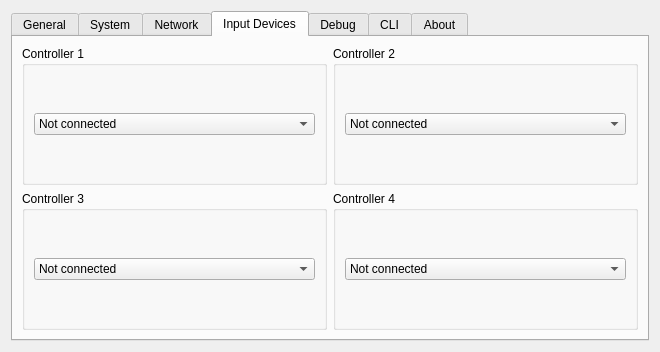
First picture: the form in settings.ui, repository xqemu/xqemu-manager, before the edit.
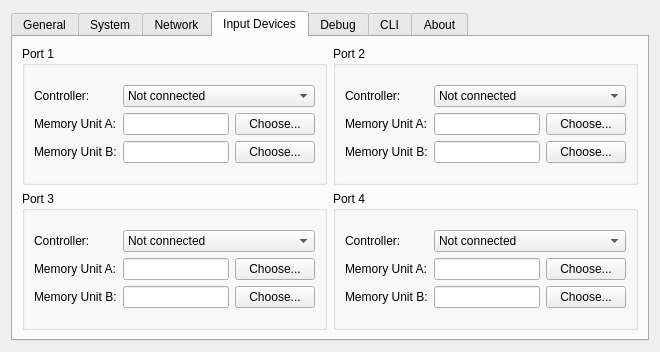
Second picture: the form after the edit. The open tabs and pages were chosen to show the change.

Commit message: Add support for memory units

What changed in the file:
```diff
--- a/settings.ui
+++ b/settings.ui
@@ -383,11 +383,61 @@
        <item row="0" column="1">
         <widget class="QGroupBox" name="controller2Box">
          <property name="title">
-          <string>Controller 2</string>
+          <string>Port 2</string>
          </property>
          <layout class="QVBoxLayout" name="verticalLayout_17">
           <item>
+           <layout class="QGridLayout" name="gridLayout_9">
+            <item row="0" column="0">
+             <widget class="QLabel" name="label_14">
+              <property name="text">
+               <string>Controller:</string>
+              </property>
+             </widget>
+            </item>
+            <item row="1" column="1">
+             <layout class="QHBoxLayout" name="horizontalLayout_10">
+              <item>
+               <widget class="QLineEdit" name="xmu2APath"/>
+              </item>
+              <item>
+               <widget class="QPushButton" name="setXmu2A">
+                <property name="text">
+                 <string>Choose...</string>
+                </property>
+               </widget>
+              </item>
+             </layout>
+            </item>
+            <item row="2" column="1">
+             <layout class="QHBoxLayout" name="horizontalLayout_12">
+              <item>
+               <widget class="QLineEdit" name="xmu2BPath"/>
+              </item>
+              <item>
+               <widget class="QPushButton" name="setXmu2B">
+                <property name="text">
+                 <string>Choose...</string>
+                </property>
+               </widget>
+              </item>
+             </layout>
+            </item>
+            <item row="1" column="0">
+             <widget class="QLabel" name="label_19">
+              <property name="text">
+               <string>Memory Unit A:</string>
+              </property>
+             </widget>
+            </item>
+            <item row="0" column="1">
            <widget class="QComboBox" name="controller2">
+              <property name="sizePolicy">
+               <sizepolicy hsizetype="Expanding" vsizetype="Fixed">
+                <horstretch>0</horstretch>
+                <verstretch>0</verstretch>
+               </sizepolicy>
+              </property>
             <item>
              <property name="text">
               <string>Not connected</string>
@@ -419,6 +469,15 @@
              </property>
             </item>
            </widget>
+            </item>
+            <item row="2" column="0">
+             <widget class="QLabel" name="label_22">
+              <property name="text">
+               <string>Memory Unit B:</string>
+              </property>
+             </widget>
+            </item>
+           </layout>
           </item>
          </layout>
         </widget>
@@ -426,11 +485,26 @@
        <item row="2" column="0">
         <widget class="QGroupBox" name="controller3Box">
          <property name="title">
-          <string>Controller 3</string>
+          <string>Port 3</string>
          </property>
          <layout class="QVBoxLayout" name="verticalLayout_18">
           <item>
+           <layout class="QGridLayout" name="gridLayout_10">
+            <item row="0" column="0">
+             <widget class="QLabel" name="label_15">
+              <property name="text">
+               <string>Controller:</string>
+              </property>
+             </widget>
+            </item>
+            <item row="0" column="1">
            <widget class="QComboBox" name="controller3">
+              <property name="sizePolicy">
+               <sizepolicy hsizetype="Expanding" vsizetype="Fixed">
+                <horstretch>0</horstretch>
+                <verstretch>0</verstretch>
+               </sizepolicy>
+              </property>
             <item>
              <property name="text">
               <string>Not connected</string>
@@ -462,6 +536,50 @@
              </property>
             </item>
            </widget>
+            </item>
+            <item row="1" column="0">
+             <widget class="QLabel" name="label_20">
+              <property name="text">
+               <string>Memory Unit A:</string>
+              </property>
+             </widget>
+            </item>
+            <item row="2" column="0">
+             <widget class="QLabel" name="label_23">
+              <property name="text">
+               <string>Memory Unit B:</string>
+              </property>
+             </widget>
+            </item>
+            <item row="1" column="1">
+             <layout class="QHBoxLayout" name="horizontalLayout_13">
+              <item>
+               <widget class="QLineEdit" name="xmu3APath"/>
+              </item>
+              <item>
+               <widget class="QPushButton" name="setXmu3A">
+                <property name="text">
+                 <string>Choose...</string>
+                </property>
+               </widget>
+              </item>
+             </layout>
+            </item>
+            <item row="2" column="1">
+             <layout class="QHBoxLayout" name="horizontalLayout_14">
+              <item>
+               <widget class="QLineEdit" name="xmu3BPath"/>
+              </item>
+              <item>
+               <widget class="QPushButton" name="setXmu3B">
+                <property name="text">
+                 <string>Choose...</string>
+                </property>
+               </widget>
+              </item>
+             </layout>
+            </item>
+           </layout>
           </item>
          </layout>
         </widget>
@@ -469,11 +587,19 @@
        <item row="2" column="1">
         <widget class="QGroupBox" name="controller4Box">
          <property name="title">
-          <string>Controller 4</string>
+          <string>Port 4</string>
          </property>
          <layout class="QVBoxLayout" name="verticalLayout_19">
           <item>
+           <layout class="QGridLayout" name="gridLayout_11">
+            <item row="0" column="1">
            <widget class="QComboBox" name="controller4">
+              <property name="sizePolicy">
+               <sizepolicy hsizetype="Expanding" vsizetype="Fixed">
+                <horstretch>0</horstretch>
+                <verstretch>0</verstretch>
+               </sizepolicy>
+              </property>
             <item>
              <property name="text">
               <string>Not connected</string>
@@ -505,6 +631,57 @@
              </property>
             </item>
            </widget>
+            </item>
+            <item row="1" column="0">
+             <widget class="QLabel" name="label_21">
+              <property name="text">
+               <string>Memory Unit A:</string>
+              </property>
+             </widget>
+            </item>
+            <item row="0" column="0">
+             <widget class="QLabel" name="label_16">
+              <property name="text">
+               <string>Controller:</string>
+              </property>
+             </widget>
+            </item>
+            <item row="2" column="0">
+             <widget class="QLabel" name="label_24">
+              <property name="text">
+               <string>Memory Unit B:</string>
+              </property>
+             </widget>
+            </item>
+            <item row="1" column="1">
+             <layout class="QHBoxLayout" name="horizontalLayout_15">
+              <item>
+               <widget class="QLineEdit" name="xmu4APath"/>
+              </item>
+              <item>
+               <widget class="QPushButton" name="setXmu4A">
+                <property name="text">
+                 <string>Choose...</string>
+                </property>
+               </widget>
+              </item>
+             </layout>
+            </item>
+            <item row="2" column="1">
+             <layout class="QHBoxLayout" name="horizontalLayout_16">
+              <item>
+               <widget class="QLineEdit" name="xmu4BPath"/>
+              </item>
+              <item>
+               <widget class="QPushButton" name="setXmu4B">
+                <property name="text">
+                 <string>Choose...</string>
+                </property>
+               </widget>
+              </item>
+             </layout>
+            </item>
+           </layout>
           </item>
          </layout>
         </widget>
@@ -512,11 +689,33 @@
        <item row="0" column="0">
         <widget class="QGroupBox" name="controller1Box">
          <property name="title">
-          <string>Controller 1</string>
+          <string>Port 1</string>
          </property>
          <layout class="QVBoxLayout" name="verticalLayout_16">
           <item>
+           <layout class="QGridLayout" name="gridLayout_3">
+            <item row="0" column="0">
+             <widget class="QLabel" name="label_13">
+              <property name="text">
+               <string>Controller:</string>
+              </property>
+             </widget>
+            </item>
+            <item row="1" column="0">
+             <widget class="QLabel" name="label_17">
+              <property name="text">
+               <string>Memory Unit A:</string>
+              </property>
+             </widget>
+            </item>
+            <item row="0" column="1">
            <widget class="QComboBox" name="controller1">
+              <property name="sizePolicy">
+               <sizepolicy hsizetype="Expanding" vsizetype="Fixed">
+                <horstretch>0</horstretch>
+                <verstretch>0</verstretch>
+               </sizepolicy>
+              </property>
             <item>
              <property name="text">
               <string>Not connected</string>
@@ -548,6 +747,49 @@
              </property>
             </item>
            </widget>
+            </item>
+            <item row="2" column="0">
+             <widget class="QLabel" name="label_18">
+              <property name="text">
+               <string>Memory Unit B:</string>
+              </property>
+             </widget>
+            </item>
+            <item row="1" column="1">
+             <layout class="QHBoxLayout" name="horizontalLayout_9">
+              <item>
+               <widget class="QLineEdit" name="xmu1APath"/>
+              </item>
+              <item>
+               <widget class="QPushButton" name="setXmu1A">
+                <property name="sizePolicy">
+                 <sizepolicy hsizetype="Minimum" vsizetype="Fixed">
+                  <horstretch>0</horstretch>
+                  <verstretch>0</verstretch>
+                 </sizepolicy>
+                </property>
+                <property name="text">
+                 <string>Choose...</string>
+                </property>
+               </widget>
+              </item>
+             </layout>
+            </item>
+            <item row="2" column="1">
+             <layout class="QHBoxLayout" name="horizontalLayout_11">
+              <item>
+               <widget class="QLineEdit" name="xmu1BPath"/>
+              </item>
+              <item>
+               <widget class="QPushButton" name="setXmu1B">
+                <property name="text">
+                 <string>Choose...</string>
+                </property>
+               </widget>
+              </item>
+             </layout>
+            </item>
+           </layout>
           </item>
          </layout>
         </widget>
```
Lines whose indentation alone changed are shown as unchanged. The commit also changes 1 other file.
